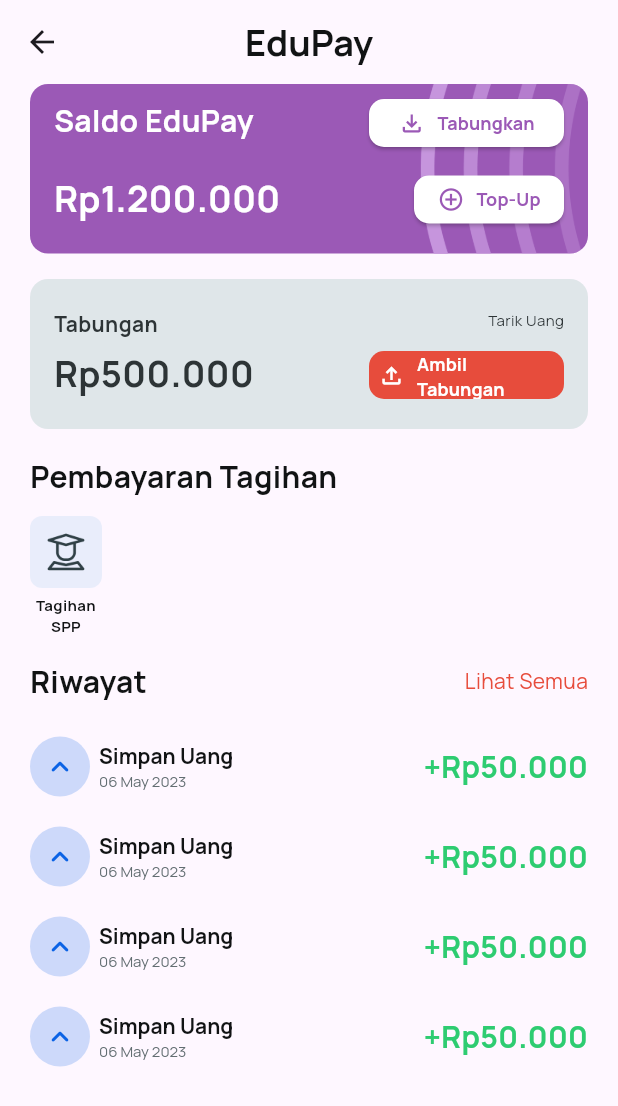
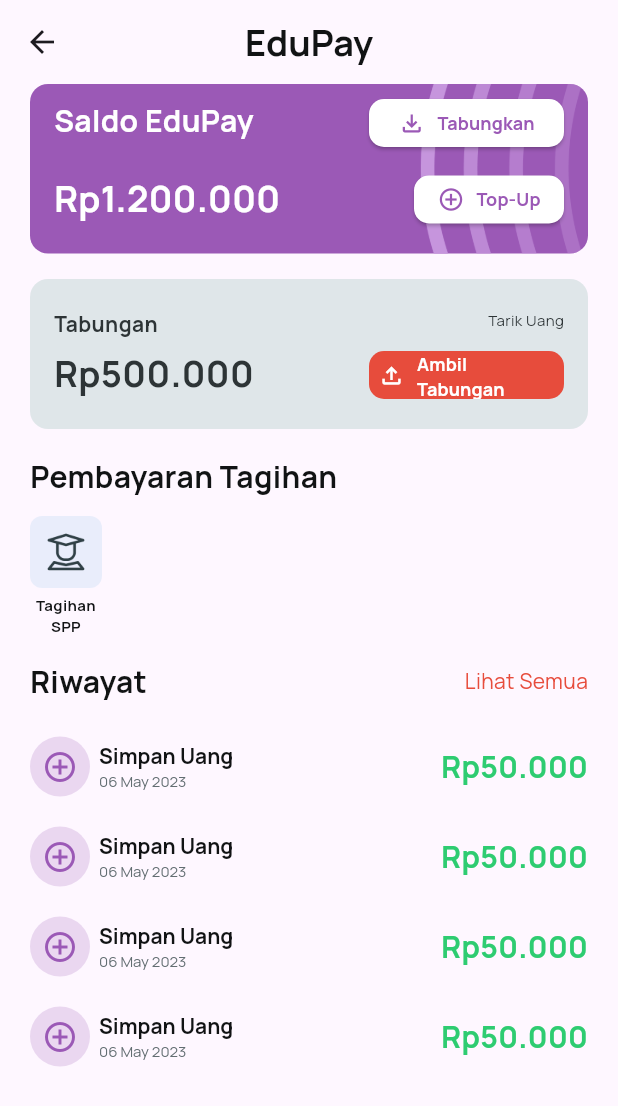
Before and after one commit to AhmadJaenal/school_app, a Flutter app: the Edupay screen opened by its route, on a phone screen of 412 x 824 dp. Shown: the top 1106 px of the screen. Run offline on Flutter 3.47's test engine with Material 3 defaults, Android fonts, the phone set to English and light mode, and no system bars; our stand-ins replace camera, carousel_slider, flutter_map, gap, get, google_fonts and 3 more.

Commit message:
[+] Update option widget

```diff
--- a/lib/widgets/transaction_widget.dart
+++ b/lib/widgets/transaction_widget.dart
@@ -7,12 +7,14 @@ class TransactionWidget extends StatelessWidget {
   final String titleTransaction;
   final String date;
   final String amount;
+  final bool isTopUp;
   const TransactionWidget({
     super.key,
     this.isCashIn = true,
     required this.titleTransaction,
     required this.amount,
     required this.date,
+    this.isTopUp = false,
   });
 
   @override
@@ -23,12 +25,25 @@ class TransactionWidget extends StatelessWidget {
       child: Row(
         children: [
           CircleAvatar(
-            backgroundColor: AppColors.blue.withOpacity(.2),
-            child: Icon(
-              Icons.keyboard_arrow_up_rounded,
-              color: AppColors.blue,
-            ),
-          ),
+              backgroundColor: isTopUp
+                  ? AppColors.secondary1.withOpacity(.2)
+                  : isCashIn
+                      ? AppColors.green.withOpacity(.2)
+                      : AppColors.blue.withOpacity(.2),
+              child: isTopUp
+                  ? Icon(
+                      Icons.add_circle_outline_outlined,
+                      color: AppColors.secondary1,
+                    )
+                  : isCashIn
+                      ? Icon(
+                          Icons.keyboard_arrow_down_rounded,
+                          color: AppColors.green,
+                        )
+                      : Icon(
+                          Icons.keyboard_arrow_up_rounded,
+                          color: AppColors.blue,
+                        )),
           const Gap(6),
           RichText(
             text: TextSpan(
@@ -49,7 +64,7 @@ class TransactionWidget extends StatelessWidget {
           const Spacer(),
           isCashIn
               ? Text(
-                  '+Rp$amount',
+                  'Rp$amount',
                   style: AppTextStyle.h3.copyWith(
                     color: AppColors.green,
                   ),
```
